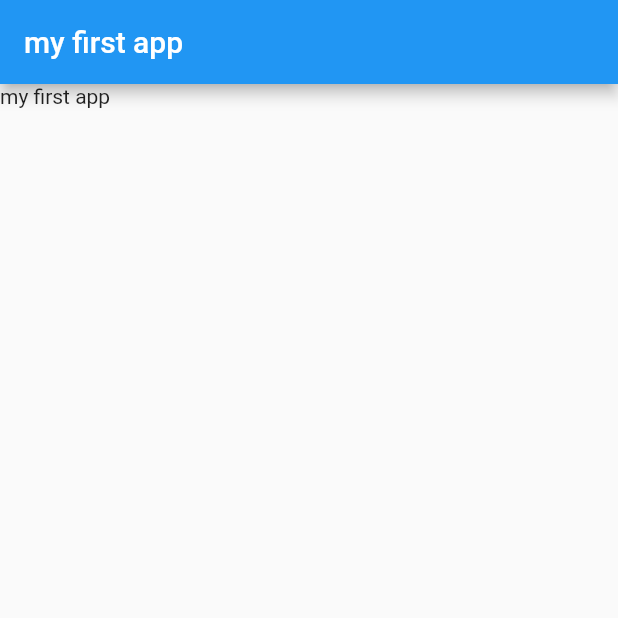
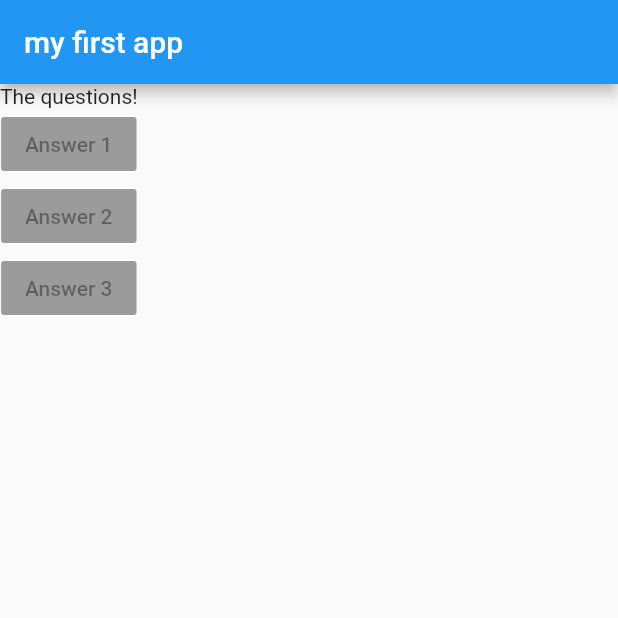
Before and after one commit to Girum-Haile/PersonalityTestApp, a Flutter app: the screen it shows after launch, on a phone screen of 412 x 824 dp, the top half of it. Run offline on Flutter 3.47's test engine with Material 2 defaults, Android fonts, the phone set to English and light mode, and no system bars.

Commit message:
third commit

```diff
--- a/lib/main.dart
+++ b/lib/main.dart
@@ -1,16 +1,33 @@
 import 'package:flutter/material.dart';
 
-void main(){
+void main() {
   runApp(MyApp());
+}
 
-
-}
 class MyApp extends StatelessWidget {
- Widget build(BuildContext context){
-   return MaterialApp(home: Scaffold(
-     appBar:AppBar(title:Text('my first app'),),
-     body:Text('my first app'),
-     ),);
-
+  Widget build(BuildContext context) {
+    return MaterialApp(
+      home: Scaffold(
+          appBar: AppBar(
+            title: Text('my first app'),
+          ),
+          body: Column(
+            children: [
+              Text("The questions!"),
+              RaisedButton(
+                child: Text('Answer 1'),
+                onPressed: null,
+              ),
+              RaisedButton(
+                child: Text('Answer 2'),
+                onPressed: null,
+              ),
+              RaisedButton(
+                child: Text('Answer 3'),
+                onPressed: null,
+              ),
+            ],
+          )),
+    );
   }
 }
```
